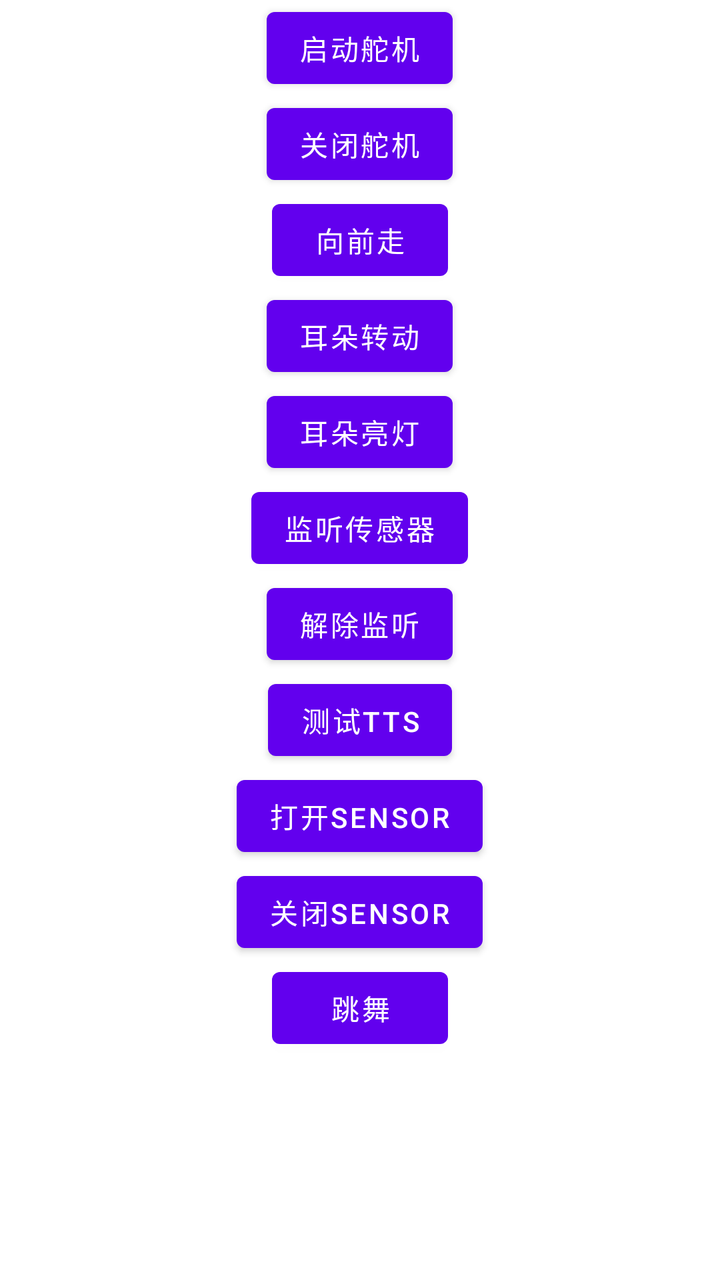
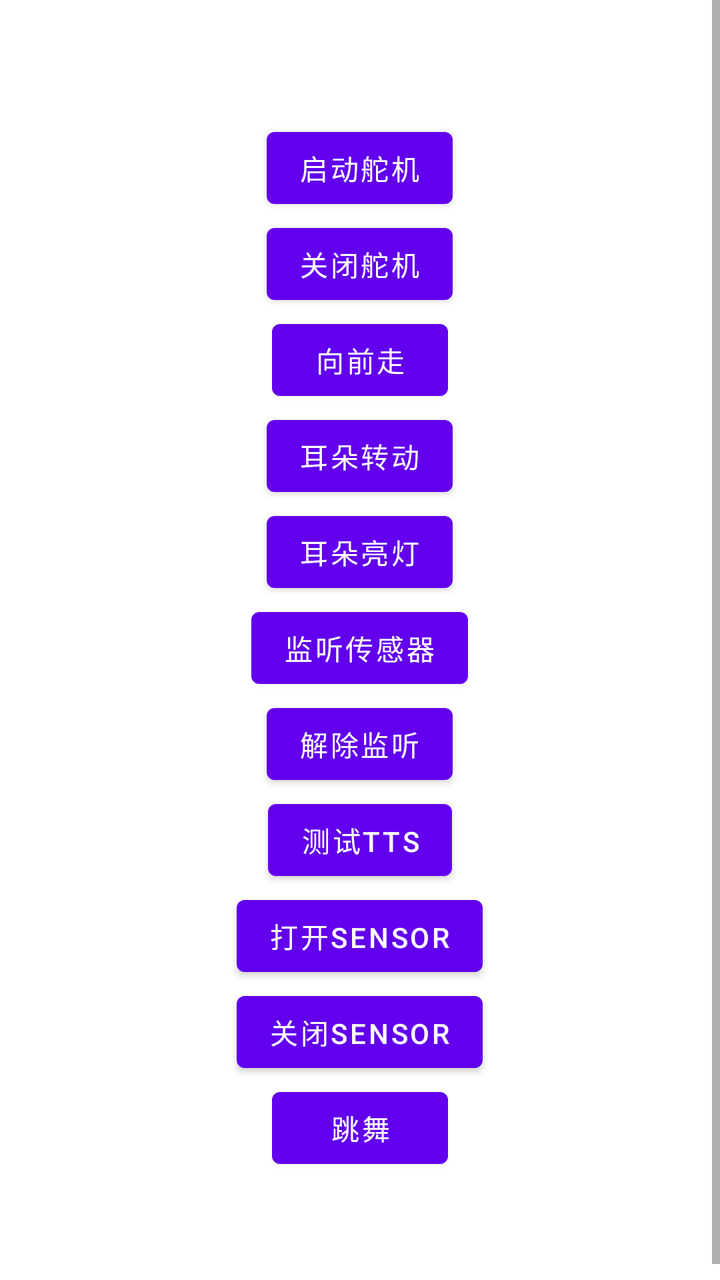

An Android layout rendered at two revisions. The XML below is the earlier revision; the diff shows what the commit changed to produce the second picture.
<!-- AndroidManifest.xml: application theme Theme.DemoForRobotSDK -->
<!-- res/layout/activity_main.xml -->
<?xml version="1.0" encoding="utf-8"?>
<LinearLayout xmlns:android="http://schemas.android.com/apk/res/android"
    xmlns:app="http://schemas.android.com/apk/res-auto"
    xmlns:tools="http://schemas.android.com/tools"
    android:layout_width="match_parent"
    android:layout_height="match_parent"
    android:orientation="vertical"
    android:background="@color/cardview_light_background"
    tools:context=".MainActivity">


    <Button
        android:id="@+id/fab"
        android:layout_width="wrap_content"
        android:layout_gravity="center_horizontal"
        android:text="启动舵机"
        android:layout_height="wrap_content"
        app:srcCompat="@android:drawable/ic_dialog_email" />

    <Button
        android:id="@+id/fab1"
        android:layout_width="wrap_content"
        android:layout_gravity="center_horizontal"
        android:text="关闭舵机"
        android:layout_height="wrap_content"
        app:srcCompat="@android:drawable/ic_dialog_email" />

    <Button
        android:id="@+id/fab2"
        android:layout_width="wrap_content"
        android:layout_gravity="center_horizontal"
        android:text="向前走"
        android:layout_height="wrap_content"
        app:srcCompat="@android:drawable/ic_dialog_email" />

    <Button
        android:id="@+id/fab3"
        android:layout_width="wrap_content"
        android:layout_gravity="center_horizontal"
        android:text="耳朵转动"
        android:layout_height="wrap_content"
        app:srcCompat="@android:drawable/ic_dialog_email" />

    <Button
        android:id="@+id/fab4"
        android:layout_width="wrap_content"
        android:layout_gravity="center_horizontal"
        android:text="耳朵亮灯"
        android:layout_height="wrap_content"
        app:srcCompat="@android:drawable/ic_dialog_email" />

    <Button
        android:id="@+id/fab5"
        android:layout_width="wrap_content"
        android:layout_gravity="center_horizontal"
        android:text="监听传感器"
        android:layout_height="wrap_content"
        app:srcCompat="@android:drawable/ic_dialog_email" />

    <Button
        android:id="@+id/fab6"
        android:layout_width="wrap_content"
        android:layout_gravity="center_horizontal"
        android:text="解除监听"
        android:layout_height="wrap_content"
        app:srcCompat="@android:drawable/ic_dialog_email" />

    <Button
        android:id="@+id/fab7"
        android:layout_width="wrap_content"
        android:layout_gravity="center_horizontal"
        android:text="测试tts"
        android:layout_height="wrap_content"
        app:srcCompat="@android:drawable/ic_dialog_email" />

    <Button
        android:id="@+id/fab8"
        android:layout_width="wrap_content"
        android:layout_gravity="center_horizontal"
        android:text="打开sensor"
        android:layout_height="wrap_content"
        app:srcCompat="@android:drawable/ic_dialog_email" />

    <Button
        android:id="@+id/fab9"
        android:layout_width="wrap_content"
        android:layout_gravity="center_horizontal"
        android:text="关闭sensor"
        android:layout_height="wrap_content"
        app:srcCompat="@android:drawable/ic_dialog_email" />

    <Button
        android:id="@+id/fab10"
        android:layout_width="wrap_content"
        android:layout_gravity="center_horizontal"
        android:text="跳舞"
        android:layout_height="wrap_content"
        app:srcCompat="@android:drawable/ic_dialog_email" />


</LinearLayout>
<!-- resources referenced by this layout -->
<resources>
  <style name="Theme.DemoForRobotSDK" parent="Theme.MaterialComponents.DayNight.DarkActionBar">
          
          <item name="colorPrimary">@color/purple_500</item>
          <item name="colorPrimaryVariant">@color/purple_700</item>
          <item name="colorOnPrimary">@color/white</item>
          
          <item name="colorSecondary">@color/teal_200</item>
          <item name="colorSecondaryVariant">@color/teal_700</item>
          <item name="colorOnSecondary">@color/black</item>
          
          <item name="android:statusBarColor">?attr/colorPrimaryVariant</item>
          
      </style>
  <color name="purple_500">#FF6200EE</color>
  <color name="purple_700">#FF3700B3</color>
  <color name="white">#FFFFFFFF</color>
  <color name="teal_200">#FF03DAC5</color>
  <color name="teal_700">#FF018786</color>
  <color name="black">#FF000000</color>
</resources>

<!-- the commit's change to res/layout/activity_main.xml (unified diff, before → after) -->
@@ -1,101 +1,109 @@
 <?xml version="1.0" encoding="utf-8"?>
-<LinearLayout xmlns:android="http://schemas.android.com/apk/res/android"
-    xmlns:app="http://schemas.android.com/apk/res-auto"
-    xmlns:tools="http://schemas.android.com/tools"
+<ScrollView
+    xmlns:android="http://schemas.android.com/apk/res/android"
     android:layout_width="match_parent"
-    android:layout_height="match_parent"
-    android:orientation="vertical"
-    android:background="@color/cardview_light_background"
-    tools:context=".MainActivity">
+    android:layout_height="match_parent">
+
+    <LinearLayout xmlns:android="http://schemas.android.com/apk/res/android"
+        xmlns:app="http://schemas.android.com/apk/res-auto"
+        xmlns:tools="http://schemas.android.com/tools"
+        android:layout_width="match_parent"
+        android:layout_height="match_parent"
+        android:orientation="vertical"
+        android:background="@color/cardview_light_background"
+        tools:context=".MainActivity">
 
 
-    <Button
-        android:id="@+id/fab"
-        android:layout_width="wrap_content"
-        android:layout_gravity="center_horizontal"
-        android:text="启动舵机"
-        android:layout_height="wrap_content"
-        app:srcCompat="@android:drawable/ic_dialog_email" />
+        <Button
+            android:id="@+id/fab"
+            android:layout_width="wrap_content"
+            android:layout_gravity="center_horizontal"
+            android:layout_marginTop="60dp"
+            android:text="启动舵机"
+            android:layout_height="wrap_content"
+            app:srcCompat="@android:drawable/ic_dialog_email" />
 
-    <Button
-        android:id="@+id/fab1"
-        android:layout_width="wrap_content"
-        android:layout_gravity="center_horizontal"
-        android:text="关闭舵机"
-        android:layout_height="wrap_content"
-        app:srcCompat="@android:drawable/ic_dialog_email" />
+        <Button
+            android:id="@+id/fab1"
+            android:layout_width="wrap_content"
+            android:layout_gravity="center_horizontal"
+            android:text="关闭舵机"
+            android:layout_height="wrap_content"
+            app:srcCompat="@android:drawable/ic_dialog_email" />
 
-    <Button
-        android:id="@+id/fab2"
-        android:layout_width="wrap_content"
-        android:layout_gravity="center_horizontal"
-        android:text="向前走"
-        android:layout_height="wrap_content"
-        app:srcCompat="@android:drawable/ic_dialog_email" />
+        <Button
+            android:id="@+id/fab2"
+            android:layout_width="wrap_content"
+            android:layout_gravity="center_horizontal"
+            android:text="向前走"
+            android:layout_height="wrap_content"
+            app:srcCompat="@android:drawable/ic_dialog_email" />
 
-    <Button
-        android:id="@+id/fab3"
-        android:layout_width="wrap_content"
-        android:layout_gravity="center_horizontal"
-        android:text="耳朵转动"
-        android:layout_height="wrap_content"
-        app:srcCompat="@android:drawable/ic_dialog_email" />
+        <Button
+            android:id="@+id/fab3"
+            android:layout_width="wrap_content"
+            android:layout_gravity="center_horizontal"
+            android:text="耳朵转动"
+            android:layout_height="wrap_content"
+            app:srcCompat="@android:drawable/ic_dialog_email" />
 
-    <Button
-        android:id="@+id/fab4"
-        android:layout_width="wrap_content"
-        android:layout_gravity="center_horizontal"
-        android:text="耳朵亮灯"
-        android:layout_height="wrap_content"
-        app:srcCompat="@android:drawable/ic_dialog_email" />
+        <Button
+            android:id="@+id/fab4"
+            android:layout_width="wrap_content"
+            android:layout_gravity="center_horizontal"
+            android:text="耳朵亮灯"
+            android:layout_height="wrap_content"
+            app:srcCompat="@android:drawable/ic_dialog_email" />
 
-    <Button
-        android:id="@+id/fab5"
-        android:layout_width="wrap_content"
-        android:layout_gravity="center_horizontal"
-        android:text="监听传感器"
-        android:layout_height="wrap_content"
-        app:srcCompat="@android:drawable/ic_dialog_email" />
+        <Button
+            android:id="@+id/fab5"
+            android:layout_width="wrap_content"
+            android:layout_gravity="center_horizontal"
+            android:text="监听传感器"
+            android:layout_height="wrap_content"
+            app:srcCompat="@android:drawable/ic_dialog_email" />
 
-    <Button
-        android:id="@+id/fab6"
-        android:layout_width="wrap_content"
-        android:layout_gravity="center_horizontal"
-        android:text="解除监听"
-        android:layout_height="wrap_content"
-        app:srcCompat="@android:drawable/ic_dialog_email" />
+        <Button
+            android:id="@+id/fab6"
+            android:layout_width="wrap_content"
+            android:layout_gravity="center_horizontal"
+            android:text="解除监听"
+            android:layout_height="wrap_content"
+            app:srcCompat="@android:drawable/ic_dialog_email" />
 
-    <Button
-        android:id="@+id/fab7"
-        android:layout_width="wrap_content"
-        android:layout_gravity="center_horizontal"
-        android:text="测试tts"
-        android:layout_height="wrap_content"
-        app:srcCompat="@android:drawable/ic_dialog_email" />
+        <Button
+            android:id="@+id/fab7"
+            android:layout_width="wrap_content"
+            android:layout_gravity="center_horizontal"
+            android:text="测试tts"
+            android:layout_height="wrap_content"
+            app:srcCompat="@android:drawable/ic_dialog_email" />
 
-    <Button
-        android:id="@+id/fab8"
-        android:layout_width="wrap_content"
-        android:layout_gravity="center_horizontal"
-        android:text="打开sensor"
-        android:layout_height="wrap_content"
-        app:srcCompat="@android:drawable/ic_dialog_email" />
+        <Button
+            android:id="@+id/fab8"
+            android:layout_width="wrap_content"
+            android:layout_gravity="center_horizontal"
+            android:text="打开sensor"
+            android:layout_height="wrap_content"
+            app:srcCompat="@android:drawable/ic_dialog_email" />
 
-    <Button
-        android:id="@+id/fab9"
-        android:layout_width="wrap_content"
-        android:layout_gravity="center_horizontal"
-        android:text="关闭sensor"
-        android:layout_height="wrap_content"
-        app:srcCompat="@android:drawable/ic_dialog_email" />
+        <Button
+            android:id="@+id/fab9"
+            android:layout_width="wrap_content"
+            android:layout_gravity="center_horizontal"
+            android:text="关闭sensor"
+            android:layout_height="wrap_content"
+            app:srcCompat="@android:drawable/ic_dialog_email" />
 
-    <Button
-        android:id="@+id/fab10"
-        android:layout_width="wrap_content"
-        android:layout_gravity="center_horizontal"
-        android:text="跳舞"
-        android:layout_height="wrap_content"
-        app:srcCompat="@android:drawable/ic_dialog_email" />
+        <Button
+            android:id="@+id/fab10"
+            android:layout_width="wrap_content"
+            android:layout_gravity="center_horizontal"
+            android:layout_marginBottom="60dp"
+            android:text="跳舞"
+            android:layout_height="wrap_content"
+            app:srcCompat="@android:drawable/ic_dialog_email" />
 
 
-</LinearLayout>
+    </LinearLayout>
+</ScrollView>
